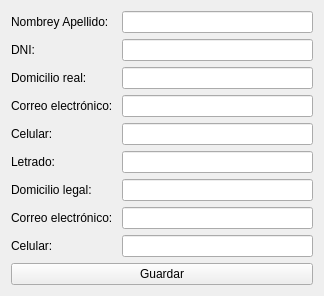
The window that persona.ui (FranAmeri99/Centro_Mediacion) describes before a commit, drawn with Qt 5.
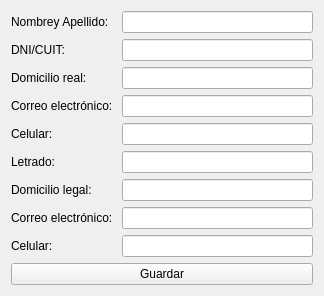
The same window after the commit.

The edit to the form file:
```diff
--- a/persona.ui
+++ b/persona.ui
@@ -69,7 +69,7 @@
      <item row="1" column="0">
       <widget class="QLabel" name="label_5">
        <property name="text">
-        <string>DNI:</string>
+        <string>DNI/CUIT:</string>
        </property>
       </widget>
      </item>
```
Left out of the diff: 9 changed lines with no effect on the pictures.
